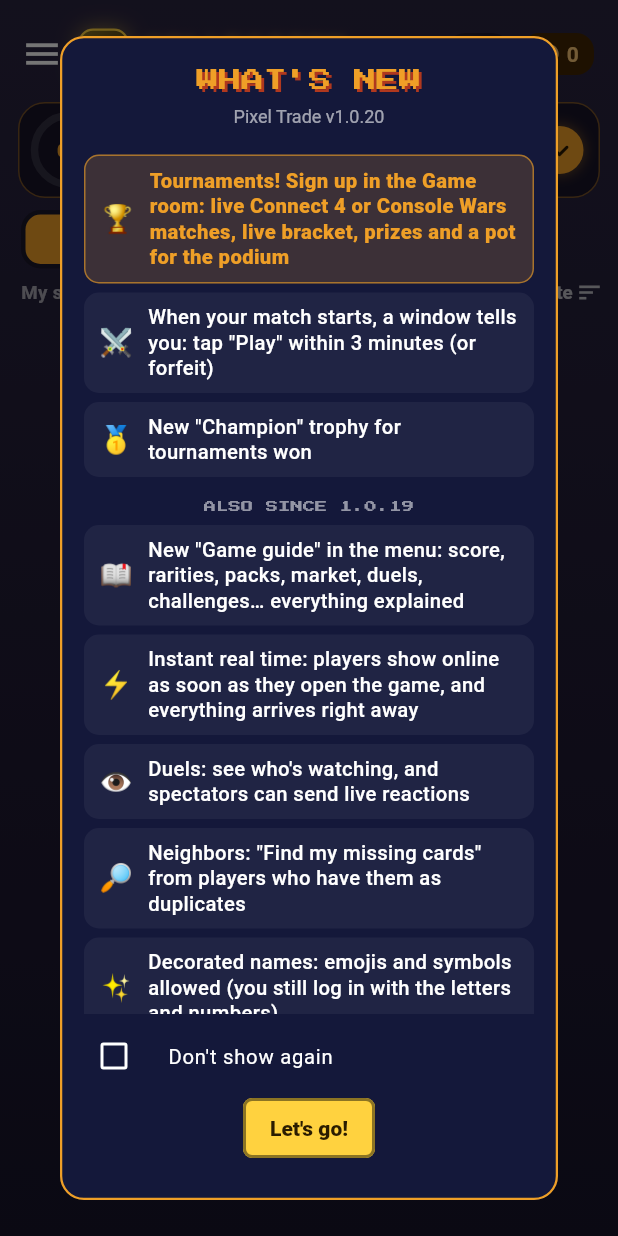
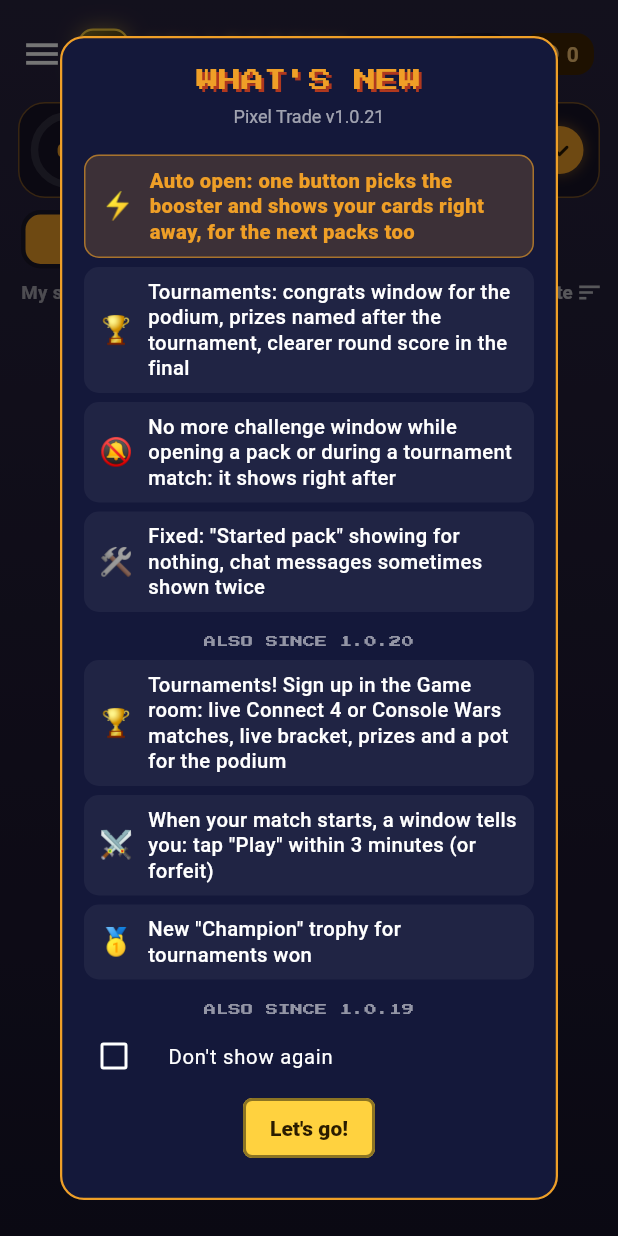
Before and after one commit to foclabroc/retro_collec_app, a Flutter app: the HomeShell screen opened directly, on a phone screen of 412 x 824 dp. Run offline on Flutter 3.47's test engine with Material 3 defaults, Android fonts, the phone set to English and light mode, and no system bars; our stand-ins replace flutter_local_notifications, google_fonts, open_filex, sensors_plus, shared_preferences, web; missing offline and left inert: dart:js_interop, workmanager; accounts and stored records are empty; network calls fail; statements that could not run were skipped.

Commit message:
1.0.21 : version, nouveautés, CHANGELOG, CLAUDE.md
Co-Authored-By: Claude Opus 5.5 <noreply@anthropic.com>
Claude-Session: https://claude.ai/code/session_013mDfdhZMSpt4APW6cEGk8y

```diff
--- a/lib/update_check.dart
+++ b/lib/update_check.dart
@@ -19,7 +19,7 @@ import 'web_audio_stub.dart' if (dart.library.js_interop) 'web_audio_web.dart';
 // ═══════════════════════════════════════════════════════════════════════════
 
 /// Version de l'application (identique au pubspec.yaml, sans le « +N »).
-const kRetroCollecVersion = '1.0.20';
+const kRetroCollecVersion = '1.0.21';
 
 const _apiLatest = 'https://api.github.com/repos/foclabroc/retro_collec_app/releases/latest';
 const _releasesPage = 'https://github.com/foclabroc/retro_collec_app/releases/latest';
--- a/lib/whats_new.dart
+++ b/lib/whats_new.dart
@@ -12,6 +12,15 @@ import 'update_check.dart';
 // ═══════════════════════════════════════════════════════════════════════════
 
 const _kNews = <(String, String, String)>[
+  ('⚡', 'Ouverture auto des boosters : un bouton choisit le booster et montre directement tes cartes, même pour les paquets suivants',
+      'Auto open: one button picks the booster and shows your cards right away, for the next packs too'),
+  ('🏆', 'Tournois : fenêtre de félicitations pour le podium, lots au nom du tournoi, score des manches plus clair en finale',
+      'Tournaments: congrats window for the podium, prizes named after the tournament, clearer round score in the final'),
+  ('🔕', 'Plus de fenêtre de défi pendant l\'ouverture d\'un paquet ou un match de tournoi : elle arrive juste après',
+      'No more challenge window while opening a pack or during a tournament match: it shows right after'),
+  ('🛠', 'Corrigé : « Paquet entamé » qui restait affiché pour rien, messages du chat parfois en double',
+      'Fixed: "Started pack" showing for nothing, chat messages sometimes shown twice'),
+  ('#', 'Aussi depuis la 1.0.20', 'Also since 1.0.20'),
   ('🏆', 'Tournois ! Inscris-toi dans la Salle de jeux : matchs en direct au 4 en ligne ou à Console Wars, arbre en direct, lots et cagnotte pour le podium',
       'Tournaments! Sign up in the Game room: live Connect 4 or Console Wars matches, live bracket, prizes and a pot for the podium'),
   ('⚔', 'Quand ton match commence, une fenêtre te prévient : touche « Jouer » dans les 3 minutes (sinon forfait)',
@@ -31,18 +40,6 @@ const _kNews = <(String, String, String)>[
   ('🚀', 'Version web plus rapide au lancement', 'Faster web version at startup'),
   ('🛡', 'Plus de sécurité : un nouveau compte peut utiliser la Bourse, les cadeaux et les échanges après 24 h',
       'More security: a new account can use the market, gifts and trades after 24 h'),
-  ('#', 'Aussi depuis la 1.0.18', 'Also since 1.0.18'),
-  ('🎮', '5 nouvelles consoles : 3DS, SG-1000, Dreamcast, Atari 7800 et Amiga CD32 (50 cartes chacune, 1600 cartes en tout)',
-      '5 new systems: 3DS, SG-1000, Dreamcast, Atari 7800 and Amiga CD32 (50 cards each, 1,600 cards in total)'),
-  ('⚡', 'Tout en temps réel : messages, notifications, échanges, Bourse, Actu, événements, défis, trophées et profils',
-      'Everything in real time: messages, notifications, trades, market, news, events, challenges, trophies and profiles'),
-  ('👁', 'Mode spectateur : regarde les duels en direct des autres joueurs (salon, liste En ligne, borne IN GAME)',
-      'Spectator mode: watch other players\' live duels (lobby, Online list, IN GAME cabinet)'),
-  ('🕹', 'Nouvel onglet « Salle de jeux » : 4 en ligne et Console Wars, avec le bouton « Jeux en cours »',
-      'New "Game room" tab: Connect 4 and Console Wars, with a "Games in progress" button'),
-  ('👤', 'Profil : Ma borne, Thème et Musique en haut ; tes séries en déroulant, et celles des autres sur leur profil',
-      'Profile: My cabinet, Theme and Music at the top; your sets in a drop-down, and other players\' sets on their profile'),
-  ('🏆', 'Trophée « Console complète » : l\'or demande maintenant les 19 consoles', '"Full system" trophy: gold now needs all 19 systems'),
 ];
 
 String get _prefKey => 'rc_news_hide_$kRetroCollecVersion';
--- a/pubspec.yaml
+++ b/pubspec.yaml
@@ -1,7 +1,7 @@
 name: retro_collec
 description: Pixel Trade — collection multijoueur de boîtes de jeux rétro (paquets, échanges, marché) by foclabroc
 publish_to: 'none'
-version: 1.0.20+21
+version: 1.0.21+22
 
 environment:
   sdk: '>=3.0.0 <4.0.0'
```
Also changed, not shown: 2 other files.
